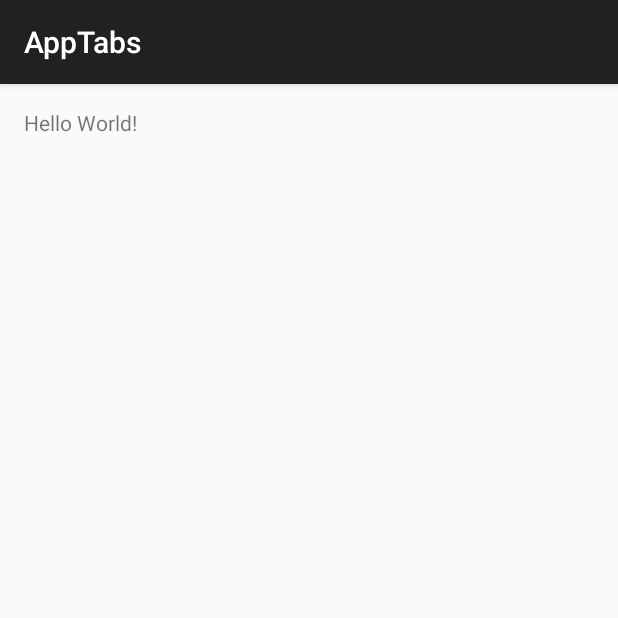
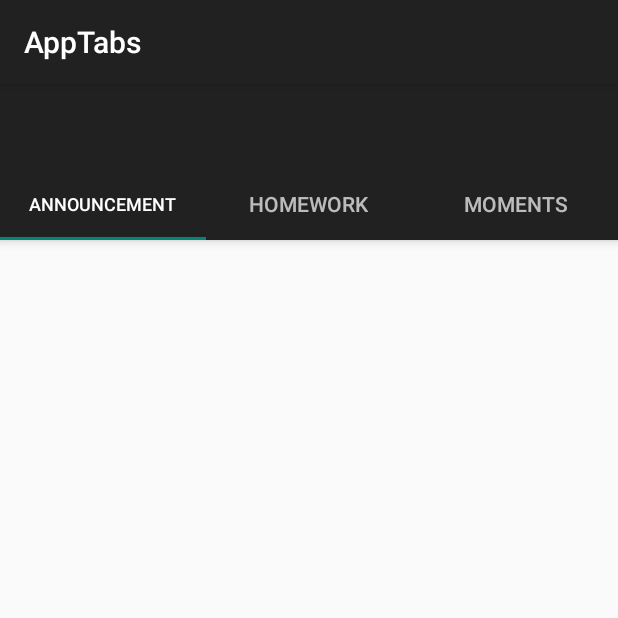
Before and after one commit to macintorch/apptabs, an Android app: the screen it shows after launch (MainActivity), on a phone screen of 412 x 824 dp, the top half of it. Run offline under Robolectric (Android 15) with nearby library versions, the phone set to English and light mode, and no system bars.

```diff
--- /dev/null
+++ b/app/src/main/java/ainor/com/my/apptabs/AnnouncementFragment.java
@@ -0,0 +1,31 @@
+package ainor.com.my.apptabs;
+
+import android.os.Bundle;
+import android.support.v4.app.Fragment;
+import android.view.LayoutInflater;
+import android.view.View;
+import android.view.ViewGroup;
+
+/**
+ * Created by ainorsyahrizal on 31/10/2016.
+ */
+
+public class AnnouncementFragment extends Fragment {
+    public AnnouncementFragment() {
+        // Required empty public constructor
+    }
+
+
+
+    @Override
+    public void onCreate(Bundle savedInstanceState) {
+        super.onCreate(savedInstanceState);
+    }
+
+    @Override
+    public View onCreateView(LayoutInflater inflater, ViewGroup container,
+                             Bundle savedInstanceState) {
+        // Inflate the layout for this fragment
+        return inflater.inflate(R.layout.fragment_announcement, container, false);
+    }
+}
--- /dev/null
+++ b/app/src/main/java/ainor/com/my/apptabs/HomeworkFragment.java
@@ -0,0 +1,31 @@
+package ainor.com.my.apptabs;
+
+import android.os.Bundle;
+import android.support.v4.app.Fragment;
+import android.view.LayoutInflater;
+import android.view.View;
+import android.view.ViewGroup;
+
+/**
+ * Created by ainorsyahrizal on 31/10/2016.
+ */
+
+public class HomeworkFragment extends Fragment {
+    public HomeworkFragment() {
+        // Required empty public constructor
+    }
+
+
+
+    @Override
+    public void onCreate(Bundle savedInstanceState) {
+        super.onCreate(savedInstanceState);
+    }
+
+    @Override
+    public View onCreateView(LayoutInflater inflater, ViewGroup container,
+                             Bundle savedInstanceState) {
+        // Inflate the layout for this fragment
+        return inflater.inflate(R.layout.fragment_homework, container, false);
+    }
+}
--- a/app/src/main/java/ainor/com/my/apptabs/MainActivity.java
+++ b/app/src/main/java/ainor/com/my/apptabs/MainActivity.java
@@ -1,13 +1,74 @@
 package ainor.com.my.apptabs;
 
+import android.support.design.widget.TabLayout;
+import android.support.v4.app.Fragment;
+import android.support.v4.app.FragmentManager;
+import android.support.v4.app.FragmentPagerAdapter;
+import android.support.v4.view.ViewPager;
 import android.support.v7.app.AppCompatActivity;
 import android.os.Bundle;
+import android.support.v7.widget.Toolbar;
+
+import java.util.ArrayList;
+import java.util.List;
 
 public class MainActivity extends AppCompatActivity {
+
+    private Toolbar toolbar;
+    private TabLayout tabLayout;
+    private ViewPager viewPager;
 
     @Override
     protected void onCreate(Bundle savedInstanceState) {
         super.onCreate(savedInstanceState);
         setContentView(R.layout.activity_main);
+
+        toolbar = (Toolbar) findViewById(R.id.toolbar);
+//        setSupportActionBar(toolbar);
+
+        getSupportActionBar().setDisplayHomeAsUpEnabled(false);
+
+        viewPager = (ViewPager) findViewById(R.id.viewpager);
+        setupViewPager(viewPager);
+
+        tabLayout = (TabLayout) findViewById(R.id.tabs);
+        tabLayout.setupWithViewPager(viewPager);
+    }
+
+    private void setupViewPager(ViewPager viewPager) {
+        ViewPagerAdapter adapter = new ViewPagerAdapter(getSupportFragmentManager());
+        adapter.addFragment(new AnnouncementFragment(), "Announcement");
+        adapter.addFragment(new HomeworkFragment(), "Homework");
+        adapter.addFragment(new MomentsFragment(), "Moments");
+        viewPager.setAdapter(adapter);
+    }
+
+    class ViewPagerAdapter extends FragmentPagerAdapter {
+        private final List<Fragment> mFragmentList = new ArrayList<>();
+        private final List<String> mFragmentTitleList = new ArrayList<>();
+
+        public ViewPagerAdapter(FragmentManager manager) {
+            super(manager);
+        }
+
+        @Override
+        public Fragment getItem(int position) {
+            return mFragmentList.get(position);
+        }
+
+        @Override
+        public int getCount() {
+            return mFragmentList.size();
+        }
+
+        public void addFragment(Fragment fragment, String title) {
+            mFragmentList.add(fragment);
+            mFragmentTitleList.add(title);
+        }
+
+        @Override
+        public CharSequence getPageTitle(int position) {
+            return mFragmentTitleList.get(position);
+        }
     }
 }
--- /dev/null
+++ b/app/src/main/java/ainor/com/my/apptabs/MomentsFragment.java
@@ -0,0 +1,31 @@
+package ainor.com.my.apptabs;
+
+import android.os.Bundle;
+import android.support.v4.app.Fragment;
+import android.view.LayoutInflater;
+import android.view.View;
+import android.view.ViewGroup;
+
+/**
+ * Created by ainorsyahrizal on 31/10/2016.
+ */
+
+public class MomentsFragment extends Fragment {
+    public MomentsFragment() {
+        // Required empty public constructor
+    }
+
+
+
+    @Override
+    public void onCreate(Bundle savedInstanceState) {
+        super.onCreate(savedInstanceState);
+    }
+
+    @Override
+    public View onCreateView(LayoutInflater inflater, ViewGroup container,
+                             Bundle savedInstanceState) {
+        // Inflate the layout for this fragment
+        return inflater.inflate(R.layout.fragment_moments, container, false);
+    }
+}
--- a/app/src/main/res/layout/activity_main.xml
+++ b/app/src/main/res/layout/activity_main.xml
@@ -1,18 +1,33 @@
 <?xml version="1.0" encoding="utf-8"?>
-<RelativeLayout
-    xmlns:android="http://schemas.android.com/apk/res/android"
-    xmlns:tools="http://schemas.android.com/tools"
-    android:id="@+id/activity_main"
-    android:layout_width="match_parent"
-    android:layout_height="match_parent"
-    android:paddingBottom="@dimen/activity_vertical_margin"
-    android:paddingLeft="@dimen/activity_horizontal_margin"
-    android:paddingRight="@dimen/activity_horizontal_margin"
-    android:paddingTop="@dimen/activity_vertical_margin"
-    tools:context="ainor.com.my.apptabs.MainActivity">
+<android.support.design.widget.CoordinatorLayout xmlns:android="http://schemas.android.com/apk/res/android"
+                                                 xmlns:app="http://schemas.android.com/apk/res-auto"
+                                                 android:layout_width="match_parent"
+                                                 android:layout_height="match_parent">
 
-    <TextView
-        android:layout_width="wrap_content"
+    <android.support.design.widget.AppBarLayout
+        android:layout_width="match_parent"
         android:layout_height="wrap_content"
-        android:text="Hello World!"/>
-</RelativeLayout>
+        android:theme="@style/ThemeOverlay.AppCompat.Dark.ActionBar">
+
+        <android.support.v7.widget.Toolbar
+            android:id="@+id/toolbar"
+            android:layout_width="match_parent"
+            android:layout_height="?attr/actionBarSize"
+            android:background="?attr/colorPrimary"
+            app:layout_scrollFlags="scroll|enterAlways"
+            app:popupTheme="@style/ThemeOverlay.AppCompat.Light" />
+
+        <android.support.design.widget.TabLayout
+            android:id="@+id/tabs"
+            android:layout_width="match_parent"
+            android:layout_height="wrap_content"
+            app:tabMode="fixed"
+            app:tabGravity="fill"/>
+    </android.support.design.widget.AppBarLayout>
+
+    <android.support.v4.view.ViewPager
+        android:id="@+id/viewpager"
+        android:layout_width="match_parent"
+        android:layout_height="match_parent"
+        app:layout_behavior="@string/appbar_scrolling_view_behavior"  />
+</android.support.design.widget.CoordinatorLayout>
--- /dev/null
+++ b/app/src/main/res/layout/fragment_announcement.xml
@@ -0,0 +1,15 @@
+<?xml version="1.0" encoding="utf-8"?>
+<RelativeLayout xmlns:android="http://schemas.android.com/apk/res/android"
+                xmlns:tools="http://schemas.android.com/tools"
+                android:layout_width="match_parent"
+                android:layout_height="match_parent">
+
+    <TextView
+        android:layout_width="wrap_content"
+        android:layout_height="wrap_content"
+        android:text="@string/one"
+        android:textSize="40dp"
+        android:textStyle="bold"
+        android:layout_centerInParent="true"/>
+
+</RelativeLayout>
--- /dev/null
+++ b/app/src/main/res/layout/fragment_homework.xml
@@ -0,0 +1,15 @@
+<?xml version="1.0" encoding="utf-8"?>
+<RelativeLayout xmlns:android="http://schemas.android.com/apk/res/android"
+                xmlns:tools="http://schemas.android.com/tools"
+                android:layout_width="match_parent"
+                android:layout_height="match_parent">
+
+    <TextView
+        android:layout_width="wrap_content"
+        android:layout_height="wrap_content"
+        android:text="@string/one"
+        android:textSize="40dp"
+        android:textStyle="bold"
+        android:layout_centerInParent="true"/>
+
+</RelativeLayout>
--- /dev/null
+++ b/app/src/main/res/layout/fragment_moments.xml
@@ -0,0 +1,15 @@
+<?xml version="1.0" encoding="utf-8"?>
+<RelativeLayout xmlns:android="http://schemas.android.com/apk/res/android"
+                xmlns:tools="http://schemas.android.com/tools"
+                android:layout_width="match_parent"
+                android:layout_height="match_parent">
+
+    <TextView
+        android:layout_width="wrap_content"
+        android:layout_height="wrap_content"
+        android:text="@string/one"
+        android:textSize="40dp"
+        android:textStyle="bold"
+        android:layout_centerInParent="true"/>
+
+</RelativeLayout>
--- a/app/src/main/res/values/strings.xml
+++ b/app/src/main/res/values/strings.xml
@@ -1,3 +1,4 @@
 <resources>
     <string name="app_name">AppTabs</string>
+    <string name="one"/>
 </resources>
```
